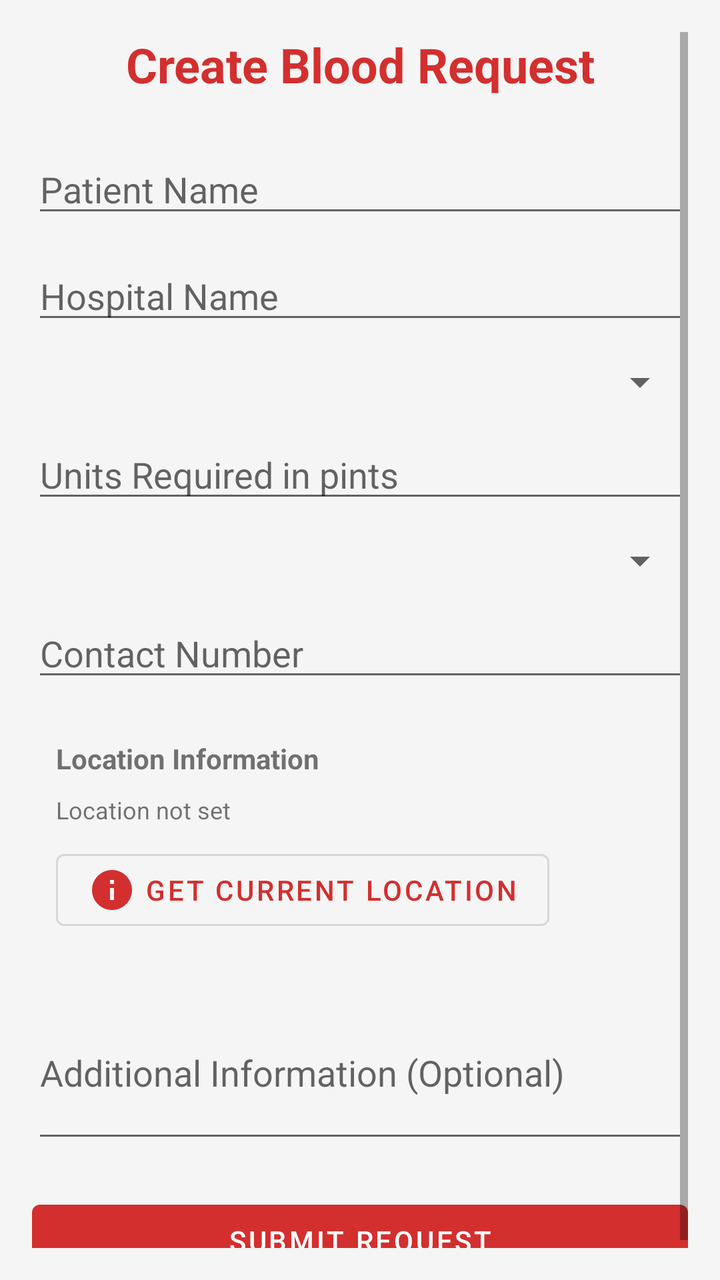
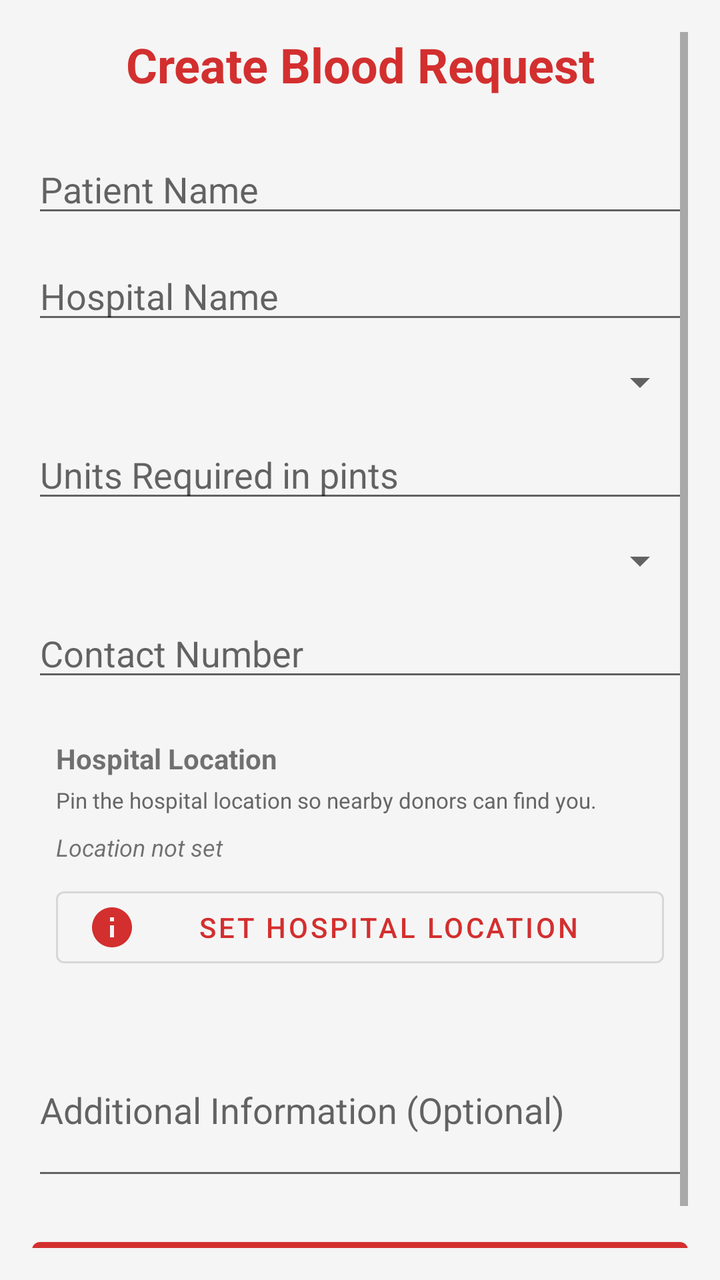

Two renders of the same Android screen: before a commit and after it. Below are the layout's source before the change and the commit's diff.
<!-- AndroidManifest.xml: application theme AppTheme -->
<!-- res/layout/activity_create_request.xml -->
<?xml version="1.0" encoding="utf-8"?>
<ScrollView xmlns:android="http://schemas.android.com/apk/res/android"
    xmlns:app="http://schemas.android.com/apk/res-auto"
    android:layout_width="match_parent"
    android:layout_height="match_parent"
    android:padding="16dp">

    <LinearLayout
        android:layout_width="match_parent"
        android:layout_height="wrap_content"
        android:orientation="vertical">

        <TextView
            android:layout_width="match_parent"
            android:layout_height="wrap_content"
            android:text="Create Blood Request"
            android:textSize="24sp"
            android:textStyle="bold"
            android:gravity="center"
            android:layout_marginBottom="24dp"
            android:textColor="#D32F2F"/>

        <EditText
            android:id="@+id/etPatientName"
            android:layout_width="match_parent"
            android:layout_height="wrap_content"
            android:hint="Patient Name"
            android:layout_marginBottom="12dp"/>

        <EditText
            android:id="@+id/etHospital"
            android:layout_width="match_parent"
            android:layout_height="wrap_content"
            android:hint="Hospital Name"
            android:layout_marginBottom="12dp"/>

        <Spinner
            android:id="@+id/spinnerBloodType"
            android:layout_width="match_parent"
            android:layout_height="wrap_content"
            android:layout_marginBottom="12dp"/>

        <EditText
            android:id="@+id/etUnits"
            android:layout_width="match_parent"
            android:layout_height="wrap_content"
            android:hint="Units Required in pints"
            android:inputType="number"
            android:layout_marginBottom="12dp"/>

        <Spinner
            android:id="@+id/spinnerRequestType"
            android:layout_width="match_parent"
            android:layout_height="wrap_content"
            android:layout_marginBottom="12dp"/>

        <EditText
            android:id="@+id/etContact"
            android:layout_width="match_parent"
            android:layout_height="wrap_content"
            android:hint="Contact Number"
            android:inputType="phone"
            android:layout_marginBottom="12dp"/>

        
        <LinearLayout
            android:layout_width="match_parent"
            android:layout_height="wrap_content"
            android:orientation="vertical"
            android:background="#F5F5F5"
            android:padding="12dp"
            android:layout_marginBottom="12dp">

            <TextView
                android:layout_width="wrap_content"
                android:layout_height="wrap_content"
                android:text="Location Information"
                android:textStyle="bold"
                android:layout_marginBottom="8dp"/>

            <TextView
                android:id="@+id/tvLocationStatus"
                android:layout_width="match_parent"
                android:layout_height="wrap_content"
                android:text="Location not set"
                android:textSize="12sp"
                android:layout_marginBottom="8dp"/>

            <Button
                android:id="@+id/btnGetLocation"
                style="@style/Widget.MaterialComponents.Button.OutlinedButton"
                android:layout_width="wrap_content"
                android:layout_height="wrap_content"
                android:text="Get Current Location"
                app:icon="@drawable/ic_info"/>
        </LinearLayout>

        <EditText
            android:id="@+id/etAdditionalInfo"
            android:layout_width="match_parent"
            android:layout_height="wrap_content"
            android:hint="Additional Information (Optional)"
            android:inputType="textMultiLine"
            android:minLines="3"
            android:layout_marginBottom="20dp"/>

        <Button
            android:id="@+id/btnSubmitRequest"
            android:layout_width="match_parent"
            android:layout_height="wrap_content"
            android:text="Submit Request"/>

        <ProgressBar
            android:id="@+id/progressBar"
            android:layout_width="wrap_content"
            android:layout_height="wrap_content"
            android:layout_gravity="center"
            android:layout_marginTop="20dp"
            android:visibility="gone"/>

    </LinearLayout>
</ScrollView>
<!-- resources referenced by this layout -->
<resources>
  <!-- drawable ic_info (drawable) -->
  <?xml version="1.0" encoding="utf-8"?>
  <vector xmlns:android="http://schemas.android.com/apk/res/android"
      android:width="24dp"
      android:height="24dp"
      android:viewportWidth="24"
      android:viewportHeight="24"
      android:tint="?attr/colorControlNormal">
      <path
          android:fillColor="@android:color/white"
          android:pathData="M12,2C6.48,2 2,6.48 2,12s4.48,10 10,10 10,-4.48 10,-10S17.52,2 12,2zM13,17h-2v-6h2v6zM13,9h-2L11,7h2v2z"/>
  </vector>
  <style name="AppTheme" parent="Theme.MaterialComponents.Light.DarkActionBar">
          
          <item name="colorPrimary">@color/primary</item>
          <item name="colorPrimaryDark">@color/primary_dark</item>
          <item name="colorAccent">@color/primary</item>
  
          
          <item name="android:windowBackground">@color/gray_light</item>
      </style>
  <color name="primary">#D32F2F</color>
  <color name="primary_dark">#B71C1C</color>
  <color name="gray_light">#F5F5F5</color>
</resources>

<!-- the commit's change to res/layout/activity_create_request.xml (unified diff, before → after) -->
@@ -74,9 +74,17 @@
             <TextView
                 android:layout_width="wrap_content"
                 android:layout_height="wrap_content"
-                android:text="Location Information"
+                android:text="Hospital Location"
                 android:textStyle="bold"
-                android:layout_marginBottom="8dp"/>
+                android:layout_marginBottom="4dp"/>
+
+            <TextView
+                android:layout_width="wrap_content"
+                android:layout_height="wrap_content"
+                android:text="Pin the hospital location so nearby donors can find you."
+                android:textSize="11sp"
+                android:layout_marginBottom="8dp"
+                android:textColor="#666666"/>
 
             <TextView
                 android:id="@+id/tvLocationStatus"
@@ -84,14 +92,15 @@
                 android:layout_height="wrap_content"
                 android:text="Location not set"
                 android:textSize="12sp"
+                android:textStyle="italic"
                 android:layout_marginBottom="8dp"/>
 
             <Button
                 android:id="@+id/btnGetLocation"
                 style="@style/Widget.MaterialComponents.Button.OutlinedButton"
-                android:layout_width="wrap_content"
+                android:layout_width="match_parent"
                 android:layout_height="wrap_content"
-                android:text="Get Current Location"
+                android:text="Set Hospital Location"
                 app:icon="@drawable/ic_info"/>
         </LinearLayout>
 
